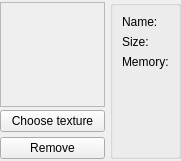
First picture: the form in code/nel/tools/3d/object_viewer_qt/src/particle_texture_form.ui, repository ryzom/ryzomcore, before the edit.
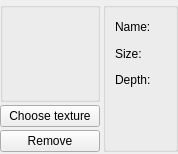
Second picture: the form after the edit.

Commit message: Changed: #1193 Polished layout dialogs and code.

```diff
--- a/code/nel/tools/3d/object_viewer_qt/src/particle_texture_form.ui
+++ b/code/nel/tools/3d/object_viewer_qt/src/particle_texture_form.ui
@@ -6,26 +6,31 @@
    <rect>
     <x>0</x>
     <y>0</y>
-    <width>172</width>
-    <height>161</height>
+    <width>178</width>
+    <height>154</height>
    </rect>
   </property>
   <property name="windowTitle">
    <string>Form</string>
   </property>
-  <layout class="QGridLayout" name="gridLayout">
+  <layout class="QGridLayout" name="gridLayout_2">
    <property name="margin">
     <number>0</number>
    </property>
    <property name="spacing">
-    <number>5</number>
+    <number>3</number>
    </property>
    <item row="0" column="0">
-    <widget class="QScrollArea" name="scrollArea">
+    <layout class="QVBoxLayout" name="verticalLayout">
+     <property name="spacing">
+      <number>3</number>
+     </property>
+     <item>
+      <widget class="QGroupBox" name="groupBox_2">
      <property name="minimumSize">
       <size>
-       <width>105</width>
-       <height>105</height>
+         <width>100</width>
+         <height>100</height>
       </size>
      </property>
      <property name="maximumSize">
@@ -34,25 +39,19 @@
        <height>100</height>
       </size>
      </property>
-     <property name="widgetResizable">
-      <bool>true</bool>
-     </property>
-     <widget class="QWidget" name="scrollAreaWidgetContents">
-      <property name="geometry">
-       <rect>
-        <x>0</x>
-        <y>0</y>
-        <width>103</width>
-        <height>103</height>
-       </rect>
-      </property>
-      <layout class="QGridLayout" name="gridLayout_2">
+       <property name="title">
+        <string/>
+       </property>
+       <layout class="QGridLayout" name="gridLayout">
+        <property name="margin">
+         <number>3</number>
+        </property>
        <item row="0" column="0">
         <widget class="QLabel" name="imageLabel">
          <property name="maximumSize">
           <size>
-           <width>85</width>
-           <height>85</height>
+            <width>16777215</width>
+            <height>16777215</height>
           </size>
          </property>
          <property name="text">
@@ -62,9 +61,36 @@
        </item>
       </layout>
      </widget>
-    </widget>
-   </item>
-   <item row="0" column="1" rowspan="3">
+     </item>
+     <item>
+      <widget class="QPushButton" name="chooseTexPushButton">
+       <property name="sizePolicy">
+        <sizepolicy hsizetype="Preferred" vsizetype="Fixed">
+         <horstretch>0</horstretch>
+         <verstretch>0</verstretch>
+        </sizepolicy>
+       </property>
+       <property name="text">
+        <string>Choose texture</string>
+       </property>
+      </widget>
+     </item>
+     <item>
+      <widget class="QPushButton" name="removePushButton">
+       <property name="sizePolicy">
+        <sizepolicy hsizetype="Preferred" vsizetype="Fixed">
+         <horstretch>0</horstretch>
+         <verstretch>0</verstretch>
+        </sizepolicy>
+       </property>
+       <property name="text">
+        <string>Remove</string>
+       </property>
+      </widget>
+     </item>
+    </layout>
+   </item>
+   <item row="0" column="1">
     <widget class="QGroupBox" name="groupBox">
      <property name="sizePolicy">
       <sizepolicy hsizetype="Expanding" vsizetype="Preferred">
@@ -81,6 +107,9 @@
         <property name="text">
          <string>Name:</string>
         </property>
+        <property name="wordWrap">
+         <bool>true</bool>
+        </property>
        </widget>
       </item>
       <item row="1" column="0">
@@ -88,12 +117,18 @@
         <property name="text">
          <string>Size:</string>
         </property>
+        <property name="wordWrap">
+         <bool>true</bool>
+        </property>
        </widget>
       </item>
       <item row="2" column="0">
        <widget class="QLabel" name="memoryLabel">
         <property name="text">
-         <string>Memory:</string>
+         <string>Depth:</string>
+        </property>
+        <property name="wordWrap">
+         <bool>true</bool>
         </property>
        </widget>
       </item>
@@ -102,10 +137,13 @@
         <property name="orientation">
          <enum>Qt::Vertical</enum>
         </property>
+        <property name="sizeType">
+         <enum>QSizePolicy::Preferred</enum>
+        </property>
         <property name="sizeHint" stdset="0">
          <size>
           <width>20</width>
-          <height>81</height>
+          <height>50</height>
          </size>
         </property>
        </spacer>
@@ -113,32 +151,6 @@
      </layout>
     </widget>
    </item>
-   <item row="1" column="0">
-    <widget class="QPushButton" name="chooseTexPushButton">
-     <property name="sizePolicy">
-      <sizepolicy hsizetype="Preferred" vsizetype="Fixed">
-       <horstretch>0</horstretch>
-       <verstretch>0</verstretch>
-      </sizepolicy>
-     </property>
-     <property name="text">
-      <string>Choose texture</string>
-     </property>
-    </widget>
-   </item>
-   <item row="2" column="0">
-    <widget class="QPushButton" name="removePushButton">
-     <property name="sizePolicy">
-      <sizepolicy hsizetype="Preferred" vsizetype="Fixed">
-       <horstretch>0</horstretch>
-       <verstretch>0</verstretch>
-      </sizepolicy>
-     </property>
-     <property name="text">
-      <string>Remove</string>
-     </property>
-    </widget>
-   </item>
   </layout>
  </widget>
  <resources/>
```
Left out of the diff: 2 changed lines with no effect on the pictures. Lines whose indentation alone changed are shown as unchanged. The commit also changes 15 other files.
